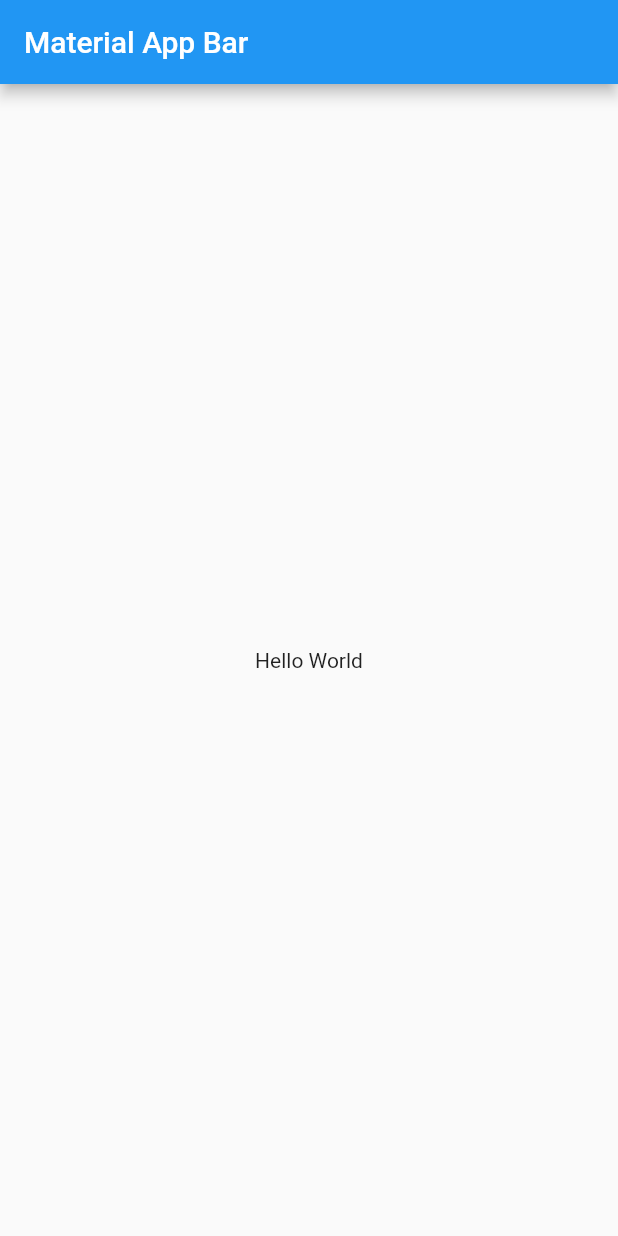
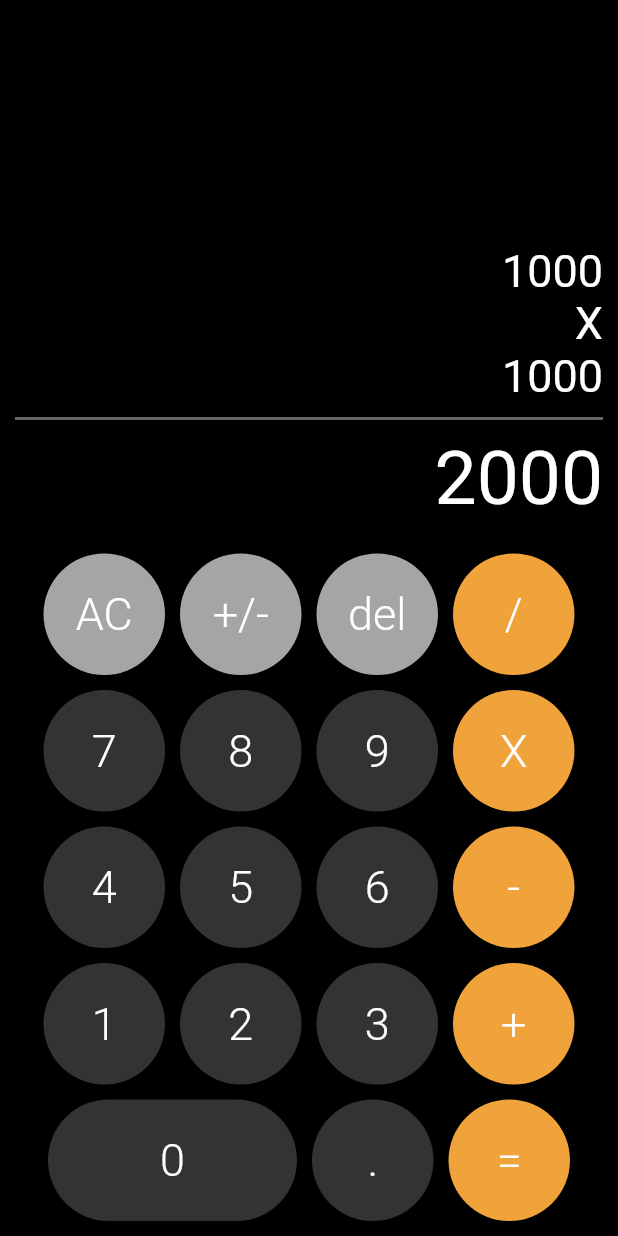
Before and after one commit to sebasgarcia29/calculadora, a Flutter app: the screen it shows after launch, on a phone screen of 412 x 824 dp. Run offline on Flutter 3.47's test engine with Material 2 defaults, Android fonts, the phone set to English and light mode, and no system bars.

Commit message:
add widgets and screen

```diff
--- a/lib/main.dart
+++ b/lib/main.dart
@@ -1,4 +1,6 @@
 import 'package:flutter/material.dart';
+
+import 'package:calculadora/screens/calculator_screen.dart';
 
 void main() => runApp(const MyApp());
 
@@ -8,15 +10,10 @@ class MyApp extends StatelessWidget {
   @override
   Widget build(BuildContext context) {
     return MaterialApp(
+      debugShowCheckedModeBanner: false,
       title: 'Material App',
-      home: Scaffold(
-        appBar: AppBar(
-          title: const Text('Material App Bar'),
-        ),
-        body: const Center(
-          child: Text('Hello World'),
-        ),
-      ),
+      home: const CalculatorScreen(),
+      theme: ThemeData.dark().copyWith(scaffoldBackgroundColor: Colors.black),
     );
   }
 }
--- /dev/null
+++ b/lib/screens/calculator_screen.dart
@@ -0,0 +1,141 @@
+import 'package:flutter/material.dart';
+import 'package:calculadora/widgets/calc_button.dart';
+import 'package:calculadora/widgets/line_separator.dart';
+import 'package:calculadora/widgets/main_result.dart';
+import 'package:calculadora/widgets/sub_result.dart';
+
+class CalculatorScreen extends StatelessWidget {
+  const CalculatorScreen({super.key});
+
+  @override
+  Widget build(BuildContext context) {
+    return Scaffold(
+        body: SafeArea(
+      child: Container(
+        margin: const EdgeInsets.symmetric(horizontal: 10),
+        child: Column(
+          children: [
+            Expanded(
+              child: Container(),
+            ),
+            const SubResult(text: '1000'),
+            const SubResult(text: 'X'),
+            const SubResult(text: '1000'),
+            const LineSeparator(),
+            const MainResultText(text: '2000'),
+            Row(
+              mainAxisAlignment: MainAxisAlignment.center,
+              children: [
+                CalculatorButton(
+                  text: 'AC',
+                  bgColor: const Color(0xffA5A5A5),
+                  onPressed: () => print('AC'),
+                ),
+                CalculatorButton(
+                  text: '+/-',
+                  bgColor: const Color(0xffA5A5A5),
+                  onPressed: () => print('+/-'),
+                ),
+                CalculatorButton(
+                  text: 'del',
+                  bgColor: const Color(0xffA5A5A5),
+                  onPressed: () => print('del'),
+                ),
+                CalculatorButton(
+                  text: '/',
+                  bgColor: const Color(0xffF0A23B),
+                  onPressed: () => print('/'),
+                ),
+              ],
+            ),
+            Row(
+              mainAxisAlignment: MainAxisAlignment.center,
+              children: [
+                CalculatorButton(
+                  text: '7',
+                  onPressed: () => print('7'),
+                ),
+                CalculatorButton(
+                  text: '8',
+                  onPressed: () => print('8'),
+                ),
+                CalculatorButton(
+                  text: '9',
+                  onPressed: () => print('9'),
+                ),
+                CalculatorButton(
+                  text: 'X',
+                  bgColor: const Color(0xffF0A23B),
+                  onPressed: () => print('X'),
+                ),
+              ],
+            ),
+            Row(
+              mainAxisAlignment: MainAxisAlignment.center,
+              children: [
+                CalculatorButton(
+                  text: '4',
+                  onPressed: () => print('4'),
+                ),
+                CalculatorButton(
+                  text: '5',
+                  onPressed: () => print('5'),
+                ),
+                CalculatorButton(
+                  text: '6',
+                  onPressed: () => print('6'),
+                ),
+                CalculatorButton(
+                  text: '-',
+                  bgColor: Color(0xffF0A23B),
+                  onPressed: () => print('-'),
+                ),
+              ],
+            ),
+            Row(
+              mainAxisAlignment: MainAxisAlignment.center,
+              children: [
+                CalculatorButton(
+                  text: '1',
+                  onPressed: () => print('1'),
+                ),
+                CalculatorButton(
+                  text: '2',
+                  onPressed: () => print('2'),
+                ),
+                CalculatorButton(
+                  text: '3',
+                  onPressed: () => print('3'),
+                ),
+                CalculatorButton(
+                  text: '+',
+                  bgColor: const Color(0xffF0A23B),
+                  onPressed: () => print('+'),
+                ),
+              ],
+            ),
+            Row(
+              mainAxisAlignment: MainAxisAlignment.center,
+              children: [
+                CalculatorButton(
+                  text: '0',
+                  big: true,
+                  onPressed: () => print('0'),
+                ),
+                CalculatorButton(
+                  text: '.',
+                  onPressed: () => print('.'),
+                ),
+                CalculatorButton(
+                  text: '=',
+                  bgColor: const Color(0xffF0A23B),
+                  onPressed: () => print('='),
+                ),
+              ],
+            ),
+          ],
+        ),
+      ),
+    ));
+  }
+}
--- /dev/null
+++ b/lib/widgets/calc_button.dart
@@ -0,0 +1,45 @@
+import 'package:flutter/material.dart';
+
+class CalculatorButton extends StatelessWidget {
+  final Color bgColor;
+  final bool big;
+  final String text;
+
+  final Function onPressed;
+
+  const CalculatorButton({
+    Key? key,
+    bgColor,
+    this.big = false,
+    required this.text,
+    required this.onPressed,
+  })  : bgColor = bgColor ?? const Color(0xff333333),
+        super(key: key);
+
+  @override
+  Widget build(BuildContext context) {
+    // Button
+    final buttonStyle = TextButton.styleFrom(
+      backgroundColor: bgColor,
+      foregroundColor: Colors.white,
+      shape: const StadiumBorder(),
+    );
+
+    return Container(
+      margin: const EdgeInsets.only(bottom: 10, right: 5, left: 5),
+      child: TextButton(
+        style: buttonStyle,
+        onPressed: () => onPressed(),
+        child: SizedBox(
+          width: big ? 150 : 65,
+          height: 65,
+          child: Center(
+              child: Text(
+            text,
+            style: const TextStyle(fontSize: 30, fontWeight: FontWeight.w300),
+          )),
+        ),
+      ),
+    );
+  }
+}
--- /dev/null
+++ b/lib/widgets/line_separator.dart
@@ -0,0 +1,14 @@
+import 'package:flutter/material.dart';
+
+class LineSeparator extends StatelessWidget {
+  const LineSeparator({super.key});
+
+  @override
+  Widget build(BuildContext context) {
+    return Container(
+        width: double.infinity,
+        height: 2,
+        color: Colors.white.withOpacity(0.4),
+        margin: const EdgeInsets.symmetric(vertical: 10));
+  }
+}
--- /dev/null
+++ b/lib/widgets/main_result.dart
@@ -0,0 +1,17 @@
+import 'package:flutter/material.dart';
+
+class MainResultText extends StatelessWidget {
+  final String text;
+
+  const MainResultText({Key? key, required this.text}) : super(key: key);
+
+  @override
+  Widget build(BuildContext context) {
+    return Container(
+      margin: const EdgeInsets.only(bottom: 20),
+      width: double.infinity,
+      alignment: Alignment.centerRight,
+      child: Text(text, style: const TextStyle(fontSize: 50)),
+    );
+  }
+}
--- /dev/null
+++ b/lib/widgets/sub_result.dart
@@ -0,0 +1,16 @@
+import 'package:flutter/material.dart';
+
+class SubResult extends StatelessWidget {
+  final String text;
+
+  const SubResult({Key? key, required this.text}) : super(key: key);
+
+  @override
+  Widget build(BuildContext context) {
+    return Container(
+      width: double.infinity,
+      alignment: Alignment.centerRight,
+      child: Text(text, style: const TextStyle(fontSize: 30)),
+    );
+  }
+}
```
